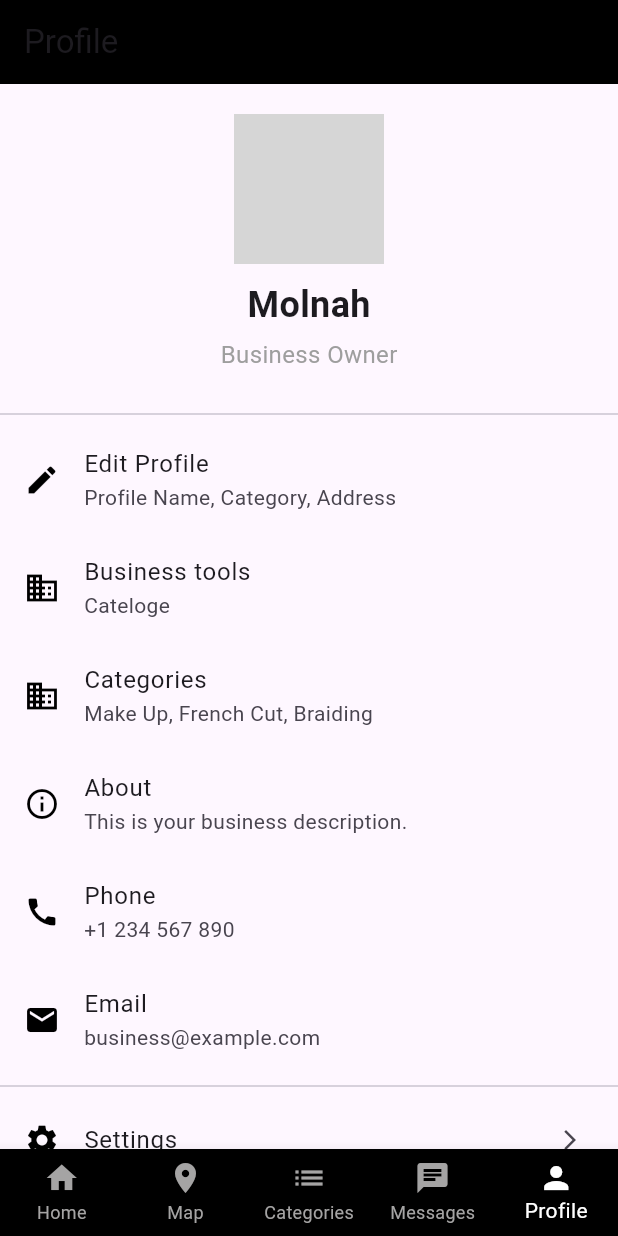
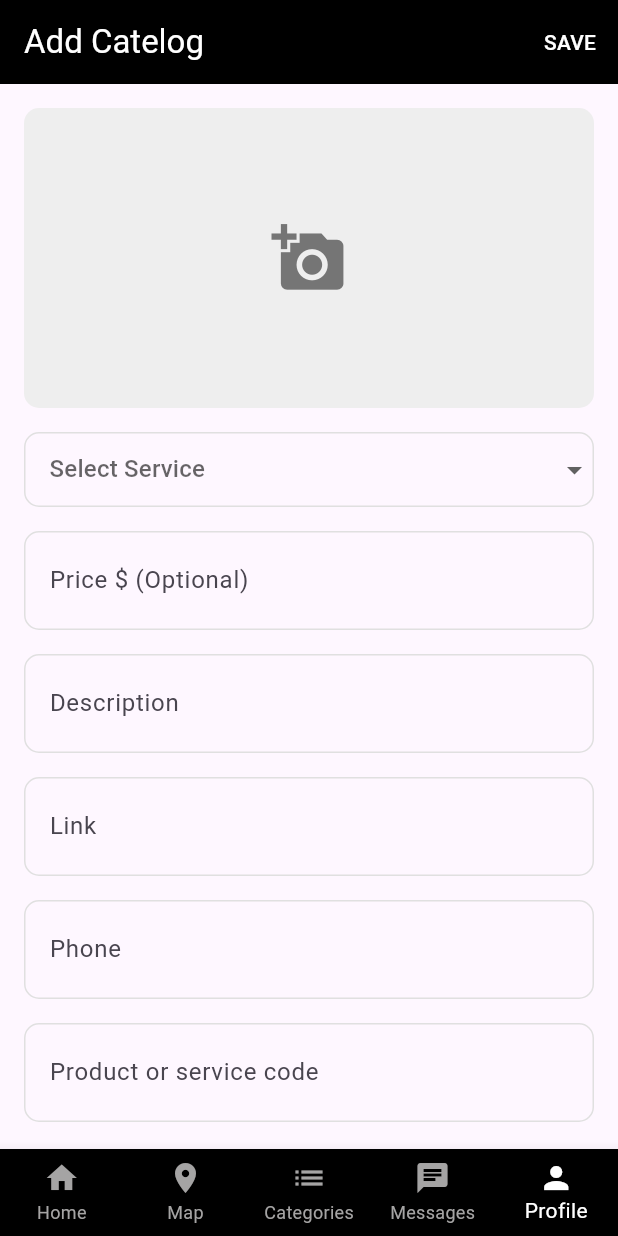
Before and after one commit to ozzene/mbs, a Flutter app: the screen it shows after launch, item 5 of the bottom bar chosen, on a phone screen of 412 x 824 dp. Run offline on Flutter 3.47's test engine with Material 3 defaults, Android fonts, the phone set to English and light mode, and no system bars; our stand-ins replace flutter_map, geolocator, latlong2; grey boxes are pictures that could not be loaded.

Commit message:
feature/ catelog screen

```diff
--- a/lib/src/screens/edit_pro_screen.dart
+++ b/lib/src/screens/edit_pro_screen.dart
@@ -18,7 +18,7 @@ class EditProfileScreen extends StatelessWidget {
             _buildProfileHeader(),
             const Divider(),
             _buildEditableInfoTile(Icons.person, 'Name', 'Molnah'),
-            _buildEditableInfoTile(Icons.business, 'Category', 'Make Up'),
+            _buildEditableInfoTile(Icons.business, 'Catelog', 'Haircuts, ''Everyday Makeup'),
             _buildEditableInfoTile(Icons.location_on, 'Business address', ''),
             _buildEditableInfoTile(Icons.language, 'Website', ''),
             _buildAddAnotherWebsite(),
--- a/lib/src/screens/navigation.dart
+++ b/lib/src/screens/navigation.dart
@@ -5,6 +5,7 @@ import 'package:mbs/src/screens/edit_pro_screen.dart';
 import 'package:mbs/src/screens/home_screen.dart';
 import 'package:mbs/src/screens/map_screen.dart';
 import 'package:mbs/src/screens/profile_screen.dart';
+import 'package:mbs/src/screens/service_screen.dart';
 
 class MainScreen extends StatefulWidget {
   const MainScreen({super.key});
@@ -21,7 +22,7 @@ class _MainScreenState extends State<MainScreen> {
     const MapScreen(),
     const CategoryPage(),
     const EditProfileScreen(),
-    const ProfileScreen(),
+    const AddServiceScreen()
   ];
 
   void _onItemTapped(int index) {
--- /dev/null
+++ b/lib/src/screens/service_screen.dart
@@ -0,0 +1,142 @@
+import 'package:flutter/material.dart';
+
+class AddServiceScreen extends StatefulWidget {
+  const AddServiceScreen({super.key});
+
+  @override
+  AddServiceScreenState createState() => AddServiceScreenState();
+}
+
+class AddServiceScreenState extends State<AddServiceScreen> {
+  String? selectedService;
+  // ignore: unused_field
+  final TextEditingController _nameController = TextEditingController();
+  final TextEditingController _priceController = TextEditingController();
+  final TextEditingController _descriptionController = TextEditingController();
+
+  final Map<String, List<String>> salonServices = {
+    'Hair Services': [
+      'Haircuts', 'Hair Coloring', 'Hair Treatments', 'Styling',
+      'Extensions and Weaves', 'Scalp Treatments',
+      'Manicure', 'Pedicure', 'Nail Art', 'Nail Extensions',
+      'Facials', 'Waxing', 'Threading', 'Microdermabrasion', 'Chemical Peels',
+      'Massage', 'Body Scrubs', 'Body Wraps',
+      'Everyday Makeup', 'Bridal Makeup', 'Special Occasion Makeup',
+      'Eyebrow and Eyelash Tinting', 'Eyelash Extensions', 'Tanning',
+      'Haircuts', 'Beard Services', 'Shaving Services',
+      'Hair Treatments', 'Additional Services',
+    ],
+  };
+
+  @override
+  Widget build(BuildContext context) {
+    return Scaffold(
+      appBar: AppBar(
+        title: const Text('Add Catelog', style: TextStyle(color: Colors.white)),
+             backgroundColor: const Color.fromARGB(255, 0, 0, 0),
+        elevation: 0,
+        actions: [
+          TextButton(
+            onPressed: () {
+              // Handle save action
+            },
+            child: const Text('SAVE', style: TextStyle(color: Colors.white)),
+          ),
+        ],
+      ),
+      body: SingleChildScrollView(
+        padding: const EdgeInsets.all(16.0),
+        child: Column(
+          crossAxisAlignment: CrossAxisAlignment.start,
+          children: [
+            _buildImagePicker(),
+            const SizedBox(height: 16),
+            _buildDropdown(),
+            const SizedBox(height: 16),
+            _buildTextField('Price \$ (Optional)', _priceController, TextInputType.number),
+            const SizedBox(height: 16),
+            _buildTextField('Description', _descriptionController, TextInputType.multiline,),
+            const SizedBox(height: 16),
+            _buildTextField('Link', null),
+            const SizedBox(height: 16),
+            _buildTextField('Phone', null),
+            const SizedBox(height: 16),
+            _buildTextField('Product or service code', null),
+          ],
+        ),
+      ),
+    );
+  }
+
+  Widget _buildImagePicker() {
+    return Container(
+      height: 200,
+      decoration: BoxDecoration(
+        color: Colors.grey[200],
+        borderRadius: BorderRadius.circular(10),
+      ),
+      child: Center(
+        child: Icon(Icons.add_a_photo, size: 50, color: Colors.grey[600]),
+      ),
+    );
+  }
+
+  Widget _buildDropdown() {
+    return Container(
+      decoration: BoxDecoration(
+        border: Border.all(color: Colors.grey[300]!),
+        borderRadius: BorderRadius.circular(10),
+      ),
+      child: DropdownButtonHideUnderline(
+        child: DropdownButtonFormField<String>(
+          decoration: const InputDecoration(
+            contentPadding: EdgeInsets.symmetric(horizontal: 16, vertical: 8),
+            border: InputBorder.none,
+          ),
+          hint: const Text('Select Service'),
+          value: selectedService,
+          items: salonServices.entries.expand((category) {
+            return [
+              DropdownMenuItem<String>(
+                value: category.key,
+                enabled: false,
+                child: Text(category.key, style: const TextStyle(fontWeight: FontWeight.bold)),
+              ),
+              ...category.value.map((service) => DropdownMenuItem<String>(
+                value: service,
+                child: Padding(
+                  padding: const EdgeInsets.only(left: 16.0),
+                  child: Text(service),
+                ),
+              )),
+            ];
+          }).toList(),
+          onChanged: (String? newValue) {
+            setState(() {
+              selectedService = newValue;
+            });
+          },
+        ),
+      ),
+    );
+  }
+
+  Widget _buildTextField(String label, TextEditingController? controller, [TextInputType? keyboardType, int maxLines = 1]) {
+    return Container(
+      decoration: BoxDecoration(
+        border: Border.all(color: Colors.grey[300]!),
+        borderRadius: BorderRadius.circular(10),
+      ),
+      child: TextField(
+        controller: controller,
+        keyboardType: keyboardType,
+        maxLines: maxLines,
+        decoration: InputDecoration(
+          labelText: label,
+          contentPadding: const EdgeInsets.symmetric(horizontal: 16, vertical: 12),
+          border: InputBorder.none,
+        ),
+      ),
+    );
+  }
+}
```
